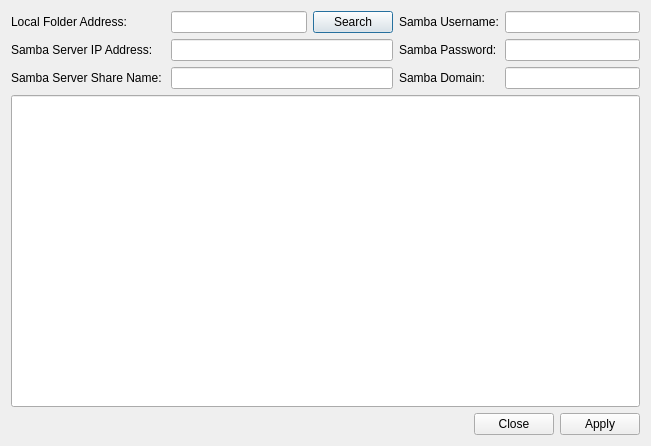
This is smbhelper_gui.ui in xndpxs/smbhelper as Qt 5 draws it before an edit. The edited form follows.
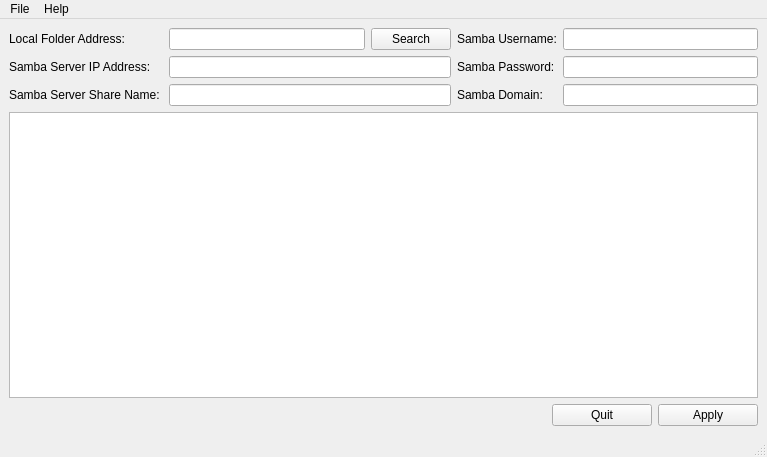
This is the edited form.

Commit message: Changed QLineEdit for QTextEdit

```diff
--- a/smbhelper_gui.ui
+++ b/smbhelper_gui.ui
@@ -1,46 +1,62 @@
 <?xml version="1.0" encoding="UTF-8"?>
 <ui version="4.0">
- <class>title</class>
- <widget class="QDialog" name="title">
+ <class>SMBWindow</class>
+ <widget class="QMainWindow" name="SMBWindow">
   <property name="geometry">
    <rect>
     <x>0</x>
     <y>0</y>
-    <width>651</width>
-    <height>446</height>
+    <width>767</width>
+    <height>457</height>
    </rect>
   </property>
   <property name="windowTitle">
    <string>SMBHelper</string>
   </property>
-  <layout class="QVBoxLayout" name="verticalLayout_2">
-   <item>
+  <widget class="QWidget" name="centralwidget">
+   <layout class="QGridLayout" name="gridLayout_2">
+    <item row="1" column="2">
+     <widget class="QPushButton" name="button_apply">
+      <property name="sizePolicy">
+       <sizepolicy hsizetype="Expanding" vsizetype="Fixed">
+        <horstretch>1</horstretch>
+        <verstretch>0</verstretch>
+       </sizepolicy>
+      </property>
+      <property name="maximumSize">
+       <size>
+        <width>100</width>
+        <height>16777215</height>
+       </size>
+      </property>
+      <property name="text">
+       <string>Apply</string>
+      </property>
+     </widget>
+    </item>
+    <item row="0" column="0" colspan="3">
     <layout class="QVBoxLayout" name="verticalLayout">
      <item>
       <layout class="QGridLayout" name="gridLayout">
-       <item row="0" column="0">
-        <widget class="QLabel" name="label_folder">
-         <property name="text">
-          <string>Local Folder Address: </string>
-         </property>
-        </widget>
-       </item>
-       <item row="2" column="1" colspan="2">
-        <widget class="QLineEdit" name="lineEdit_3"/>
-       </item>
-       <item row="0" column="3">
-        <widget class="QLabel" name="label_user">
+        <item row="0" column="2">
+         <widget class="QPushButton" name="button_search">
+          <property name="sizePolicy">
+           <sizepolicy hsizetype="Fixed" vsizetype="Fixed">
+            <horstretch>0</horstretch>
+            <verstretch>0</verstretch>
+           </sizepolicy>
+          </property>
+          <property name="minimumSize">
+           <size>
+            <width>50</width>
+            <height>0</height>
+           </size>
+          </property>
          <property name="text">
-          <string>Samba Username:</string>
+           <string>Search</string>
          </property>
         </widget>
        </item>
-       <item row="0" column="4">
-        <widget class="QLineEdit" name="lineEdit_4"/>
-       </item>
-       <item row="0" column="1">
-        <widget class="QLineEdit" name="lineEdit"/>
-       </item>
        <item row="1" column="3">
         <widget class="QLabel" name="label_password">
          <property name="text">
@@ -48,13 +64,13 @@
          </property>
         </widget>
        </item>
-       <item row="1" column="1" colspan="2">
-        <widget class="QLineEdit" name="lineEdit_2"/>
-       </item>
-       <item row="0" column="2">
-        <widget class="QPushButton" name="pushButton">
-         <property name="text">
-          <string>Search</string>
+        <item row="2" column="4">
+         <widget class="QLineEdit" name="line_samba_domain">
+          <property name="sizePolicy">
+           <sizepolicy hsizetype="Expanding" vsizetype="Fixed">
+            <horstretch>0</horstretch>
+            <verstretch>0</verstretch>
+           </sizepolicy>
          </property>
         </widget>
        </item>
@@ -65,8 +81,8 @@
          </property>
         </widget>
        </item>
-       <item row="1" column="4">
-        <widget class="QLineEdit" name="lineEdit_5"/>
+        <item row="1" column="1" colspan="2">
+         <widget class="QLineEdit" name="line_samba_ip"/>
        </item>
        <item row="2" column="3">
         <widget class="QLabel" name="label_domain">
@@ -75,9 +91,6 @@
          </property>
         </widget>
        </item>
-       <item row="2" column="4">
-        <widget class="QLineEdit" name="lineEdit_6"/>
-       </item>
        <item row="1" column="0">
         <widget class="QLabel" name="label_smb_ip">
          <property name="text">
@@ -85,43 +98,127 @@
          </property>
         </widget>
        </item>
+        <item row="0" column="4">
+         <widget class="QLineEdit" name="line_samba_user">
+          <property name="sizePolicy">
+           <sizepolicy hsizetype="Expanding" vsizetype="Fixed">
+            <horstretch>0</horstretch>
+            <verstretch>0</verstretch>
+           </sizepolicy>
+          </property>
+         </widget>
+        </item>
+        <item row="0" column="0">
+         <widget class="QLabel" name="label_folder">
+          <property name="text">
+           <string>Local Folder Address: </string>
+          </property>
+         </widget>
+        </item>
+        <item row="2" column="1" colspan="2">
+         <widget class="QLineEdit" name="line_samba_share">
+          <property name="sizePolicy">
+           <sizepolicy hsizetype="Expanding" vsizetype="Fixed">
+            <horstretch>0</horstretch>
+            <verstretch>0</verstretch>
+           </sizepolicy>
+          </property>
+         </widget>
+        </item>
+        <item row="0" column="3">
+         <widget class="QLabel" name="label_user">
+          <property name="text">
+           <string>Samba Username:</string>
+          </property>
+         </widget>
+        </item>
+        <item row="1" column="4">
+         <widget class="QLineEdit" name="line_samba_pass">
+          <property name="sizePolicy">
+           <sizepolicy hsizetype="Expanding" vsizetype="Fixed">
+            <horstretch>0</horstretch>
+            <verstretch>0</verstretch>
+           </sizepolicy>
+          </property>
+         </widget>
+        </item>
+        <item row="0" column="1">
+         <widget class="QLineEdit" name="line_local_folder">
+          <property name="sizePolicy">
+           <sizepolicy hsizetype="Expanding" vsizetype="Fixed">
+            <horstretch>0</horstretch>
+            <verstretch>0</verstretch>
+           </sizepolicy>
+          </property>
+         </widget>
+        </item>
       </layout>
      </item>
      <item>
-      <widget class="QLineEdit" name="btn_details">
+       <widget class="QTextEdit" name="text_edit">
+        <property name="readOnly">
+         <bool>true</bool>
+        </property>
+       </widget>
+      </item>
+     </layout>
+    </item>
+    <item row="1" column="1">
+     <widget class="QPushButton" name="button_cancel">
        <property name="sizePolicy">
-        <sizepolicy hsizetype="Expanding" vsizetype="Expanding">
-         <horstretch>0</horstretch>
+       <sizepolicy hsizetype="Expanding" vsizetype="Fixed">
+        <horstretch>1</horstretch>
          <verstretch>0</verstretch>
         </sizepolicy>
        </property>
-       <property name="minimumSize">
+      <property name="maximumSize">
         <size>
-         <width>0</width>
-         <height>300</height>
+        <width>100</width>
+        <height>16777215</height>
         </size>
        </property>
        <property name="text">
-        <string/>
+       <string>Quit</string>
        </property>
       </widget>
      </item>
-     <item>
-      <widget class="QDialogButtonBox" name="btn_mount">
-       <property name="orientation">
-        <enum>Qt::Horizontal</enum>
-       </property>
-       <property name="standardButtons">
-        <set>QDialogButtonBox::Apply|QDialogButtonBox::Close</set>
-       </property>
-       <property name="centerButtons">
-        <bool>false</bool>
-       </property>
-      </widget>
-     </item>
-    </layout>
-   </item>
-  </layout>
+   </layout>
+  </widget>
+  <widget class="QMenuBar" name="menubar">
+   <property name="geometry">
+    <rect>
+     <x>0</x>
+     <y>0</y>
+     <width>767</width>
+     <height>22</height>
+    </rect>
+   </property>
+   <widget class="QMenu" name="menuFile">
+    <property name="title">
+     <string>File</string>
+    </property>
+    <addaction name="actionQuit"/>
+   </widget>
+   <widget class="QMenu" name="menuHelp">
+    <property name="title">
+     <string>Help</string>
+    </property>
+    <addaction name="actionAbout"/>
+   </widget>
+   <addaction name="menuFile"/>
+   <addaction name="menuHelp"/>
+  </widget>
+  <widget class="QStatusBar" name="statusbar"/>
+  <action name="actionQuit">
+   <property name="text">
+    <string>Quit</string>
+   </property>
+  </action>
+  <action name="actionAbout">
+   <property name="text">
+    <string>About</string>
+   </property>
+  </action>
  </widget>
  <resources/>
  <connections>
```
Left out of the diff: 35 changed lines with no effect on the pictures. Lines whose indentation alone changed are shown as unchanged. The commit also changes 1 other file.
